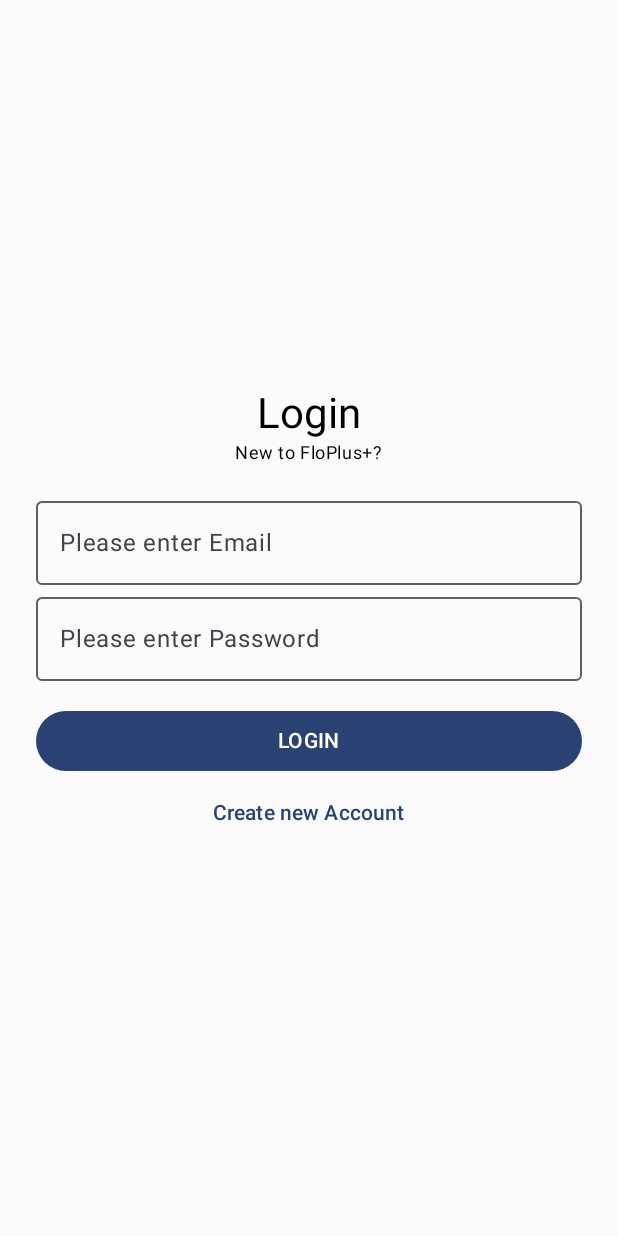
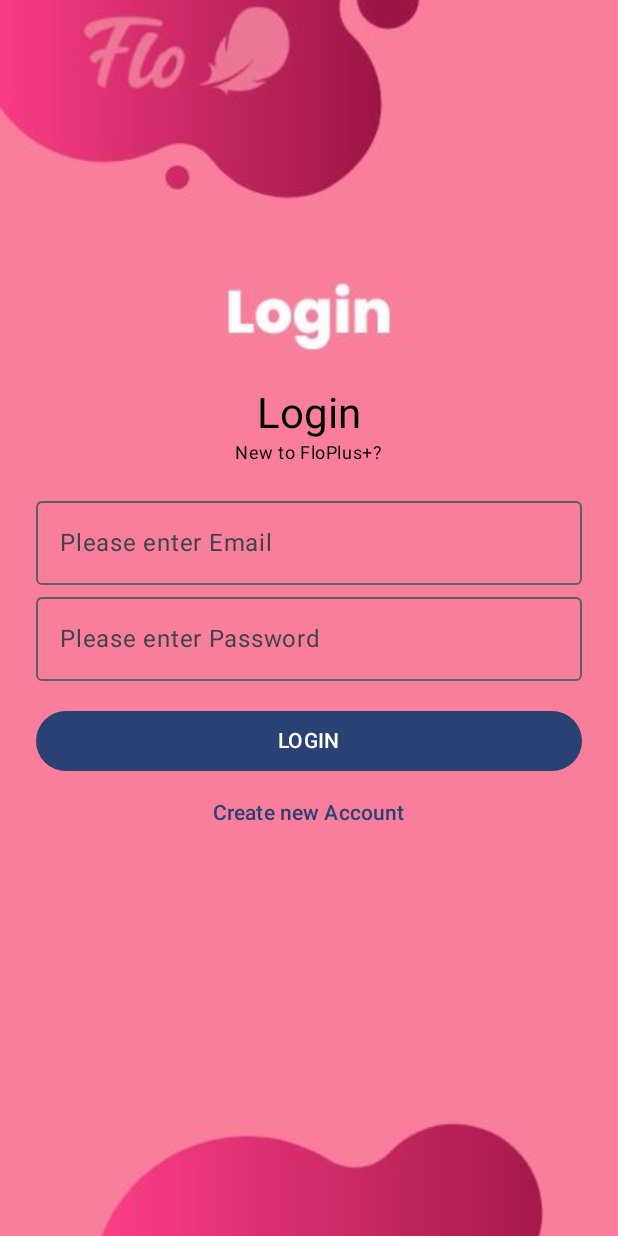
Before and after one commit to gulromero/FloPlusNew, an Android app built with Jetpack Compose: the screen it shows after launch (MainActivity), on a phone screen of 412 x 824 dp. Run offline under Robolectric (Android 15) with nearby library versions, the phone set to English and light mode, and no system bars; our stand-ins replace Firebase (no records; nobody signed in at launch, a user with empty details on screens opened directly).

Commit message:
feat(ui): added background image to LoginScreen

```diff
--- a/app/src/main/java/com/example/floplusnew/ui/screens/LoginScreen.kt
+++ b/app/src/main/java/com/example/floplusnew/ui/screens/LoginScreen.kt
@@ -8,6 +8,12 @@ import androidx.compose.ui.Modifier
 import androidx.compose.ui.text.input.PasswordVisualTransformation
 import androidx.compose.ui.unit.dp
 import com.example.floplusnew.viewmodel.AuthViewModel
+import androidx.compose.foundation.Image
+import androidx.compose.ui.res.painterResource
+import androidx.compose.ui.layout.ContentScale
+import androidx.compose.ui.graphics.Color
+import com.example.floplusnew.R
+
 
 @Composable
 fun LoginScreen(
@@ -24,6 +30,18 @@ fun LoginScreen(
         onLoginSuccess()
         return
     }
+
+
+    Box(
+        modifier = Modifier.fillMaxSize()
+
+    ) {
+        Image(
+            painter = painterResource(id = R.drawable.login_bg),
+            contentDescription = "Login Background",
+            modifier = Modifier.fillMaxSize(),
+            contentScale = ContentScale.Crop
+        )
 
         Column(
             modifier = Modifier
@@ -66,3 +84,4 @@ fun LoginScreen(
             }
         }
     }
+}
```
Also changed, not shown: app/src/main/res/drawable/login_bg.jpg (added). Lines whose indentation alone changed are shown as unchanged.
